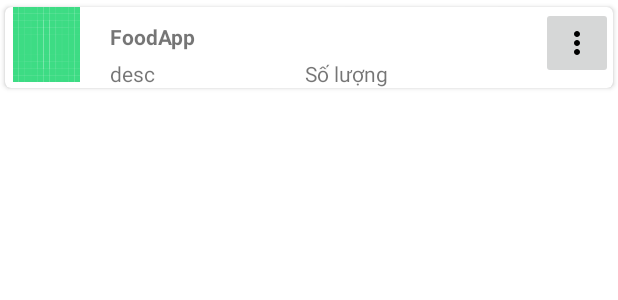
After one commit to advaita02/OrderFood_App, an Android app: the layout list_row_cate.xml on its own in the app's theme, with its tools: preview values and no code run, on a phone screen of 412 x 824 dp. The commit adds this screen. Shown: the top 300 px of the screen. Run offline under Robolectric (Android 15) with nearby library versions, the phone set to English and light mode, and no system bars.

Commit message:
in ra list cate o admin

```diff
--- a/FoodOrderApp/app/src/main/java/com/example/foodapp/ContentActivity.java
+++ b/FoodOrderApp/app/src/main/java/com/example/foodapp/ContentActivity.java
@@ -15,7 +15,7 @@ import androidx.viewpager.widget.ViewPager;
 import com.example.foodapp.fragment.ProfileFragment;
 import com.google.android.material.bottomnavigation.BottomNavigationView;
 
-import com.example.foodapp.Database.Adapter.PhotoAdapter;
+import com.example.foodapp.Adapter.PhotoAdapter;
 
 
 import me.relex.circleindicator.CircleIndicator;
--- a/FoodOrderApp/app/src/main/java/com/example/foodapp/Database/DataSource/CategoryDataSource.java
+++ b/FoodOrderApp/app/src/main/java/com/example/foodapp/Database/DataSource/CategoryDataSource.java
@@ -51,6 +51,7 @@ public class CategoryDataSource {
     }
 
     public Cursor getAllCategories() {
+        open();
         return database.query(MySQLiteHelper.TABLE_CATEGORY, null,
                 null, null, null, null, null);
     }
--- /dev/null
+++ b/FoodOrderApp/app/src/main/res/drawable/more_vert_manage.xml
@@ -0,0 +1,5 @@
+<vector android:height="24dp" android:tint="#000000"
+    android:viewportHeight="24" android:viewportWidth="24"
+    android:width="24dp" xmlns:android="http://schemas.android.com/apk/res/android">
+    <path android:fillColor="@android:color/white" android:pathData="M12,8c1.1,0 2,-0.9 2,-2s-0.9,-2 -2,-2 -2,0.9 -2,2 0.9,2 2,2zM12,10c-1.1,0 -2,0.9 -2,2s0.9,2 2,2 2,-0.9 2,-2 -0.9,-2 -2,-2zM12,16c-1.1,0 -2,0.9 -2,2s0.9,2 2,2 2,-0.9 2,-2 -0.9,-2 -2,-2z"/>
+</vector>
--- /dev/null
+++ b/FoodOrderApp/app/src/main/res/layout/list_row_cate.xml
@@ -0,0 +1,64 @@
+<?xml version="1.0" encoding="utf-8"?>
+<androidx.cardview.widget.CardView xmlns:android="http://schemas.android.com/apk/res/android"
+    android:padding="16dp"
+    android:layout_width="match_parent"
+    android:layout_height="wrap_content"
+    xmlns:app="http://schemas.android.com/apk/res-auto"
+    app:cardElevation="2dp"
+    app:cardPreventCornerOverlap="true"
+    app:cardUseCompatPadding="true"
+    app:cardCornerRadius="4dp">
+
+    <RelativeLayout
+        android:layout_width="match_parent"
+        android:layout_height="match_parent">
+        <ImageButton
+            android:layout_width="48dp"
+            android:layout_height="48dp"
+            android:id="@+id/flowmenu"
+            android:layout_centerVertical="true"
+            android:layout_alignParentRight="true"
+            android:layout_alignParentTop="true"
+            android:contentDescription="Sửa và xoá data"
+            android:src="@drawable/more_vert_manage"/>
+
+        <ImageView
+            android:id="@+id/view_cate_img"
+            android:layout_width="50dp"
+            android:layout_height="50dp"
+            android:paddingLeft="5dp"
+            android:src="@drawable/ic_launcher_background"
+            android:scaleType="fitXY"/>
+
+        <TextView
+            android:id="@+id/txtNameCate"
+            android:layout_width="match_parent"
+            android:layout_height="wrap_content"
+            android:layout_toRightOf="@id/view_cate_img"
+            android:text="@string/app_name"
+            android:textStyle="bold"
+            android:layout_marginTop="10dp"
+            android:layout_marginLeft="20dp"/>
+
+        <TextView
+            android:id="@+id/describe"
+            android:layout_width="match_parent"
+            android:layout_height="wrap_content"
+            android:layout_marginTop="5dp"
+            android:text="desc"
+            android:layout_below="@+id/txtNameCate"
+            android:layout_marginLeft="70dp" />
+
+        <TextView
+            android:id="@+id/quantity"
+            android:layout_width="match_parent"
+            android:layout_height="wrap_content"
+            android:layout_marginTop="5dp"
+            android:text="Số lượng"
+            android:layout_below="@+id/txtNameCate"
+            android:layout_marginLeft="200dp"
+            />
+
+    </RelativeLayout>
+
+</androidx.cardview.widget.CardView>
```
Also changed, not shown: FoodOrderApp/app/src/main/java/com/example/foodapp/Adapter/CategoryAdapter.java (added, +113 -0 lines), FoodOrderApp/app/src/main/java/com/example/foodapp/Adapter/PhotoAdapter.java (added, +97 -0 lines), FoodOrderApp/app/src/main/java/com/example/foodapp/Database/Adapter/CategoryAdapter.java (deleted, +0 -45 lines), FoodOrderApp/app/src/main/java/com/example/foodapp/Database/Adapter/PhotoAdapter.java (deleted, +0 -97 lines), FoodOrderApp/app/src/main/java/com/example/foodapp/fragment/ManageCateFragment.java (+35 -14 lines), FoodOrderApp/app/src/main/res/layout/fragment_managecate.xml (+4 -4 lines), FoodOrderApp/app/src/main/res/layout/fragment_managefood.xml (+1 -14 lines), FoodOrderApp/app/src/main/res/layout/list_row.xml (deleted, +0 -31 lines), FoodOrderApp/app/src/main/res/layout/list_row_food.xml (added, +76 -0 lines), FoodOrderApp/app/src/main/res/menu/flow_menu.xml (added, +7 -0 lines), 1 other file.
